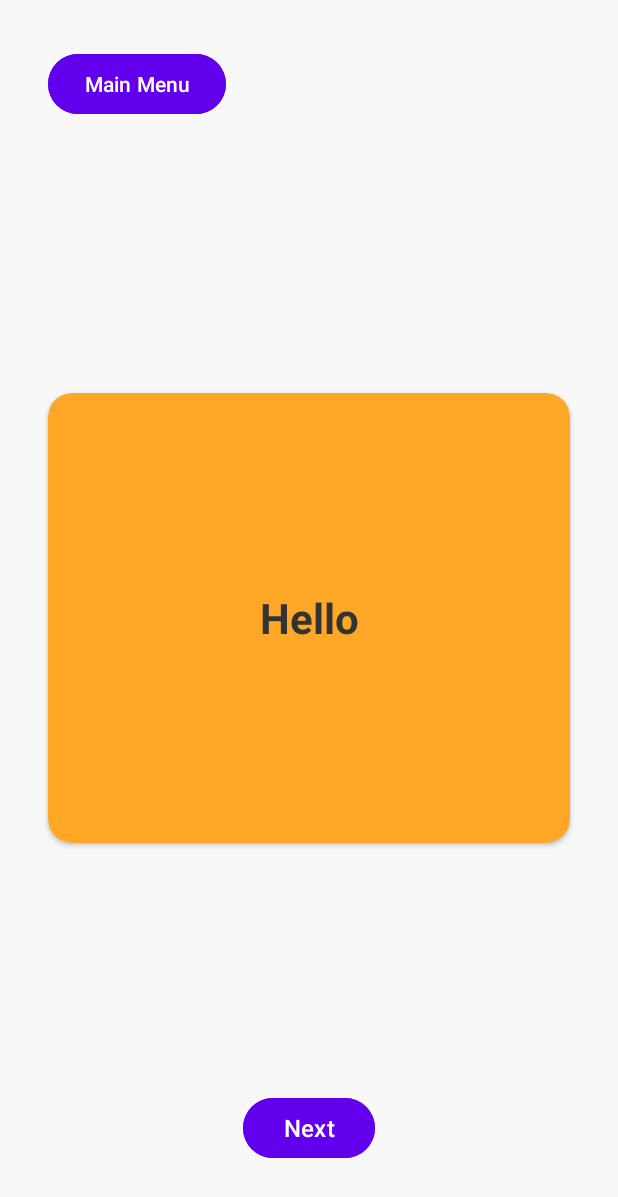
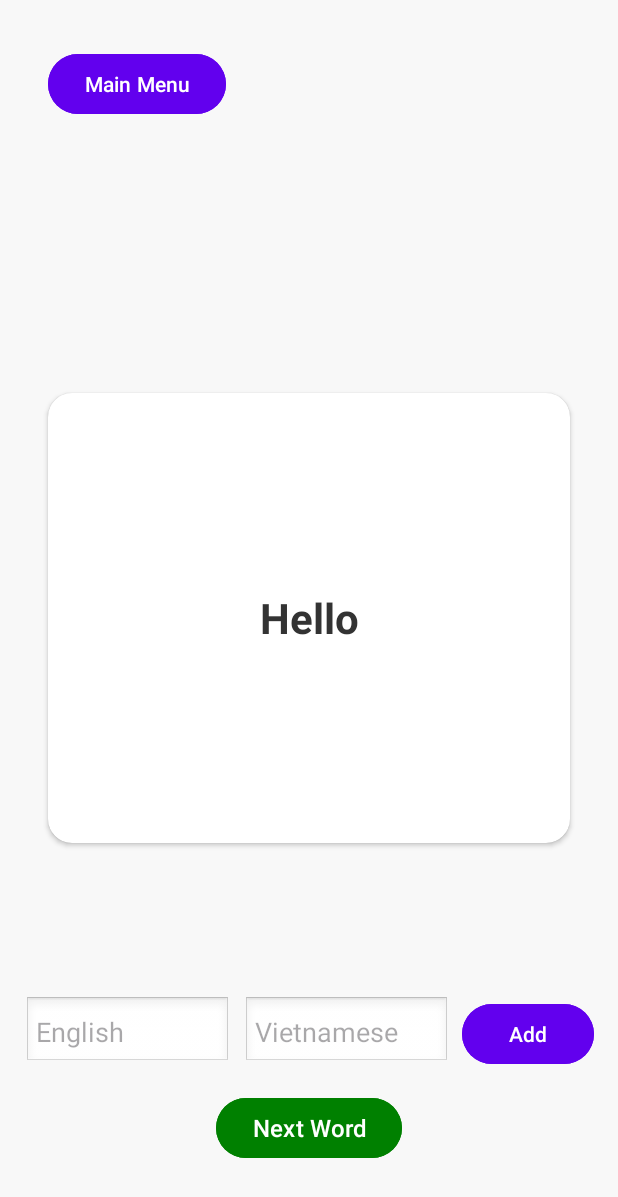
Before and after one commit to huythanh1324/language_learning_app, an Android app: the FlashCardActivity screen opened directly, with no data from a screen before it, on a phone screen of 412 x 824 dp. Shown: the top 1197 px of the screen. Run offline under Robolectric (Android 15) with nearby library versions, the phone set to English and light mode, and no system bars.

Commit message:
not done yet

```diff
--- a/app/src/main/java/com/example/languagelearningapp/activity/FlashCardActivity.kt
+++ b/app/src/main/java/com/example/languagelearningapp/activity/FlashCardActivity.kt
@@ -1,10 +1,9 @@
 package com.example.languagelearningapp.activity
 
 import android.os.Bundle
-import android.os.Handler
-import android.os.Looper
 import android.widget.TextView
 import android.widget.Button
+import android.widget.EditText
 import androidx.appcompat.app.AppCompatActivity
 import androidx.cardview.widget.CardView
 import androidx.core.content.ContextCompat
@@ -16,8 +15,11 @@ class FlashCardActivity : AppCompatActivity() {
     private lateinit var flashCard: CardView
     private lateinit var nextButton: Button
     private lateinit var backButton: Button
+    private lateinit var addButton: Button
+    private lateinit var englishInput: EditText
+    private lateinit var vietnameseInput: EditText
 
-    private val flashcards = listOf(
+    private val flashcards = mutableListOf(
         Pair("Hello", "Xin chào"),
         Pair("Thank You", "Cảm ơn"),
         Pair("Goodbye", "Tạm biệt"),
@@ -25,8 +27,6 @@ class FlashCardActivity : AppCompatActivity() {
     )
     private var currentCardIndex = 0
     private var showingQuestion = true
-    private lateinit var handler: Handler
-    private lateinit var switchCardRunnable: Runnable
 
     override fun onCreate(savedInstanceState: Bundle?) {
         super.onCreate(savedInstanceState)
@@ -37,57 +37,44 @@ class FlashCardActivity : AppCompatActivity() {
         flashCard = findViewById(R.id.flashCard)
         nextButton = findViewById(R.id.nextButton)
         backButton = findViewById(R.id.backButton)
+        addButton = findViewById(R.id.addButton)
+        englishInput = findViewById(R.id.englishInput)
+        vietnameseInput = findViewById(R.id.vietnameseInput)
 
-        // Handle back button click
         backButton.setOnClickListener { finish() }
+        nextButton.setOnClickListener { moveToNextCard() }
+        addButton.setOnClickListener { addNewFlashCard() }
 
-        // Handle next button click
-        nextButton.setOnClickListener {
-            moveToNextCard()
-        }
-
-        // Initialize Handler for auto-switching between English and Vietnamese
-        handler = Handler(Looper.getMainLooper())
-        switchCardRunnable = object : Runnable {
-            override fun run() {
-                toggleCard()
-                handler.postDelayed(this, 5000)
-            }
-        }
-
-        // Start the flashcard logic
         updateFlashCard()
-        handler.postDelayed(switchCardRunnable, 5000)
     }
 
     private fun updateFlashCard() {
-        // Display the English word first and set the background color
         flashCardText.text = flashcards[currentCardIndex].first
-        flashCard.setCardBackgroundColor(ContextCompat.getColor(this, R.color.card_english)) // Default to English background
         showingQuestion = true
     }
 
     private fun toggleCard() {
-        // Toggle between English and Vietnamese and update background color
         showingQuestion = !showingQuestion
-        if (showingQuestion) {
-            flashCardText.text = flashcards[currentCardIndex].first
-            flashCard.setCardBackgroundColor(ContextCompat.getColor(this, R.color.card_english)) // English: Default color
+        flashCardText.text = if (showingQuestion) {
+            flashcards[currentCardIndex].first
         } else {
-            flashCardText.text = flashcards[currentCardIndex].second
-            flashCard.setCardBackgroundColor(ContextCompat.getColor(this, R.color.card_vietnamese)) // Vietnamese: Green
+            flashcards[currentCardIndex].second
         }
     }
 
     private fun moveToNextCard() {
-        // Move to the next word and reset to English side
         currentCardIndex = (currentCardIndex + 1) % flashcards.size
         updateFlashCard()
     }
 
-    override fun onDestroy() {
-        super.onDestroy()
-        // Stop the runnable when the activity is destroyed to prevent memory leaks
-        handler.removeCallbacks(switchCardRunnable)
+    private fun addNewFlashCard() {
+        val englishWord = englishInput.text.toString().trim()
+        val vietnameseWord = vietnameseInput.text.toString().trim()
+
+        if (englishWord.isNotEmpty() && vietnameseWord.isNotEmpty()) {
+            flashcards.add(Pair(englishWord, vietnameseWord))
+            englishInput.text.clear()
+            vietnameseInput.text.clear()
+        }
     }
 }
--- a/app/src/main/res/layout/activity_flash_card.xml
+++ b/app/src/main/res/layout/activity_flash_card.xml
@@ -1,4 +1,3 @@
-<?xml version="1.0" encoding="utf-8"?>
 <RelativeLayout xmlns:android="http://schemas.android.com/apk/res/android"
     xmlns:tools="http://schemas.android.com/tools"
     xmlns:app="http://schemas.android.com/apk/res-auto"
@@ -32,6 +31,46 @@
             android:padding="16dp" />
     </androidx.cardview.widget.CardView>
 
+    <!-- Input field and Add button -->
+    <LinearLayout
+        android:id="@+id/inputContainer"
+        android:layout_width="match_parent"
+        android:layout_height="wrap_content"
+        android:layout_above="@id/nextButton"
+        android:layout_marginBottom="16dp"
+        android:orientation="horizontal">
+
+        <EditText
+            android:id="@+id/englishInput"
+            android:layout_width="0dp"
+            android:layout_height="wrap_content"
+            android:layout_weight="1"
+            android:hint="English"
+            android:padding="8dp"
+            android:background="@android:drawable/edit_text"
+            android:textColor="#333333" />
+
+        <EditText
+            android:id="@+id/vietnameseInput"
+            android:layout_width="0dp"
+            android:layout_height="wrap_content"
+            android:layout_weight="1"
+            android:hint="Vietnamese"
+            android:padding="8dp"
+            android:background="@android:drawable/edit_text"
+            android:textColor="#333333"
+            android:layout_marginStart="8dp" />
+
+        <Button
+            android:id="@+id/addButton"
+            android:layout_width="wrap_content"
+            android:layout_height="wrap_content"
+            android:layout_marginStart="8dp"
+            android:backgroundTint="#6200EE"
+            android:text="Add"
+            android:textColor="#FFFFFF" />
+    </LinearLayout>
+
     <!-- Back Button -->
     <Button
         android:id="@+id/backButton"
@@ -52,8 +91,8 @@
         android:layout_alignParentBottom="true"
         android:layout_centerHorizontal="true"
         android:layout_marginBottom="32dp"
-        android:backgroundTint="#6200EE"
-        android:text="Next"
+        android:backgroundTint="#008000"
+        android:text="Next Word"
         android:textColor="#FFFFFF"
         android:textSize="16sp" />
 </RelativeLayout>
```
